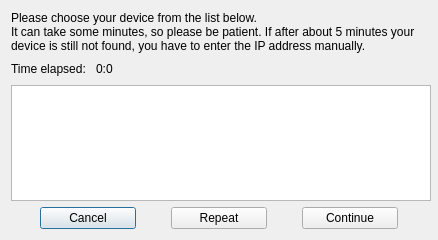
First picture: the form in src/ui/autosearchdialog.ui, repository AceOfSnakes/NetRC, before the edit.
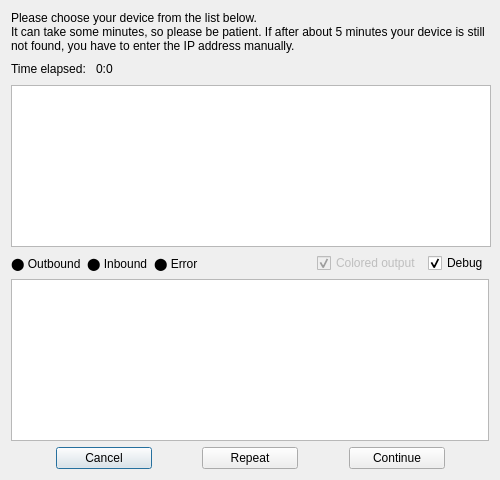
Second picture: the form after the edit.

Patch:
```diff
--- a/src/ui/autosearchdialog.ui
+++ b/src/ui/autosearchdialog.ui
@@ -6,20 +6,20 @@
    <rect>
     <x>0</x>
     <y>0</y>
-    <width>438</width>
-    <height>240</height>
+    <width>500</width>
+    <height>480</height>
    </rect>
   </property>
   <property name="minimumSize">
    <size>
-    <width>438</width>
-    <height>240</height>
+    <width>500</width>
+    <height>480</height>
    </size>
   </property>
   <property name="maximumSize">
    <size>
-    <width>438</width>
-    <height>240</height>
+    <width>500</width>
+    <height>480</height>
    </size>
   </property>
   <property name="windowTitle">
@@ -81,7 +81,7 @@
     <widget class="QListWidget" name="deviceListWidget">
      <property name="minimumSize">
       <size>
-       <width>420</width>
+       <width>480</width>
        <height>0</height>
       </size>
      </property>
@@ -93,7 +93,6 @@
      </property>
      <property name="font">
       <font>
-       <weight>50</weight>
        <bold>false</bold>
       </font>
      </property>
@@ -102,6 +101,76 @@
      </property>
     </widget>
    </item>
+   <item>
+    <layout class="QGridLayout" name="debugdLayout">
+     <property name="topMargin">
+      <number>0</number>
+     </property>
+     <item row="0" column="5">
+      <widget class="QCheckBox" name="debugCheckBox">
+       <property name="enabled">
+        <bool>true</bool>
+       </property>
+       <property name="text">
+        <string>Debug</string>
+       </property>
+       <property name="checked">
+        <bool>true</bool>
+       </property>
+      </widget>
+     </item>
+     <item row="0" column="1">
+      <widget class="QLabel" name="inboundLabel">
+       <property name="text">
+        <string>⬤ Inbound</string>
+       </property>
+      </widget>
+     </item>
+     <item row="0" column="0">
+      <widget class="QLabel" name="outboundLabel">
+       <property name="text">
+        <string>⬤ Outbound</string>
+       </property>
+      </widget>
+     </item>
+     <item row="0" column="2">
+      <widget class="QLabel" name="alertLabel">
+       <property name="text">
+        <string>⬤ Error</string>
+       </property>
+      </widget>
+     </item>
+     <item row="0" column="4">
+      <widget class="QCheckBox" name="coloredDebugChackbox">
+       <property name="enabled">
+        <bool>false</bool>
+       </property>
+       <property name="text">
+        <string>Colored output</string>
+       </property>
+       <property name="checked">
+        <bool>true</bool>
+       </property>
+      </widget>
+     </item>
+     <item row="1" column="0" colspan="6">
+      <widget class="QTextEdit" name="debugTextEdit"/>
+     </item>
+     <item row="0" column="3">
+      <spacer name="horizontalSpacer_6">
+       <property name="orientation">
+        <enum>Qt::Orientation::Horizontal</enum>
+       </property>
+       <property name="sizeHint" stdset="0">
+        <size>
+         <width>40</width>
+         <height>20</height>
+        </size>
+       </property>
+      </spacer>
+     </item>
+    </layout>
+   </item>
    <item>
     <layout class="QHBoxLayout" name="horizontalLayout_2">
      <item>
```
Left out of the diff: 14 changed lines with no effect on the pictures.
